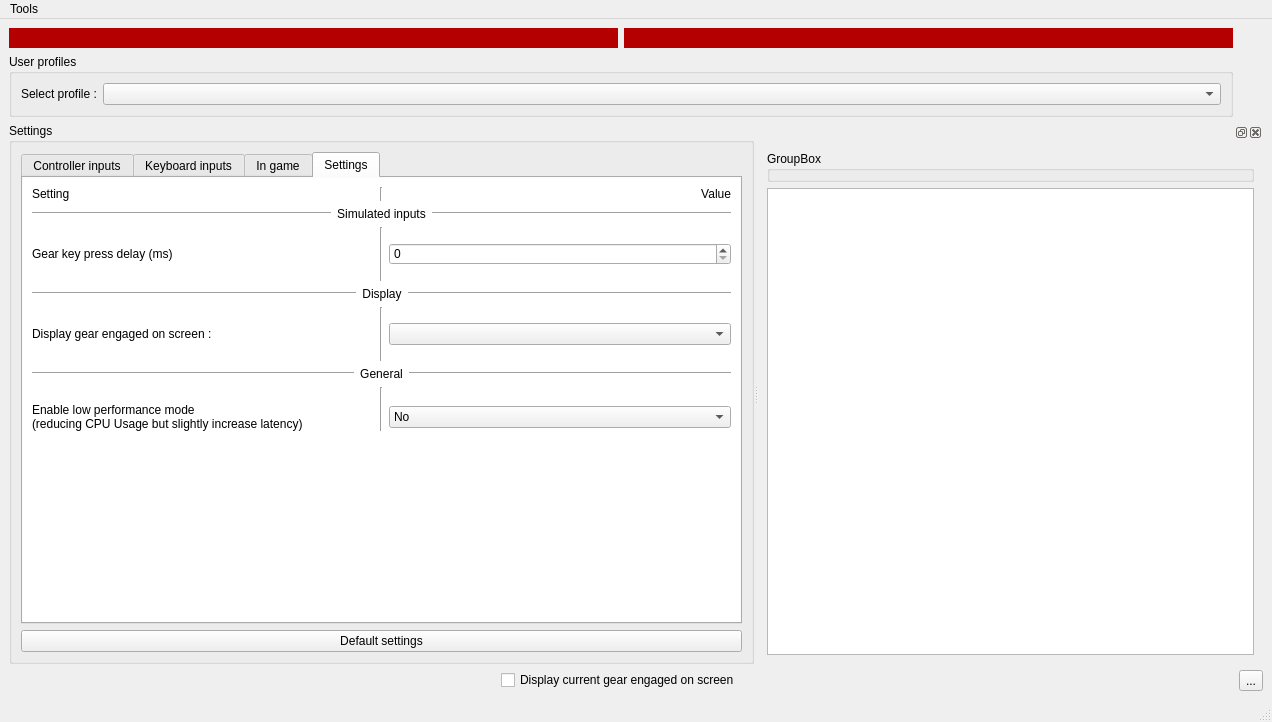
Old version of the form BrokenTC2/mainwindow.ui in the repository BrokenGameNoob/BrokenTC2.
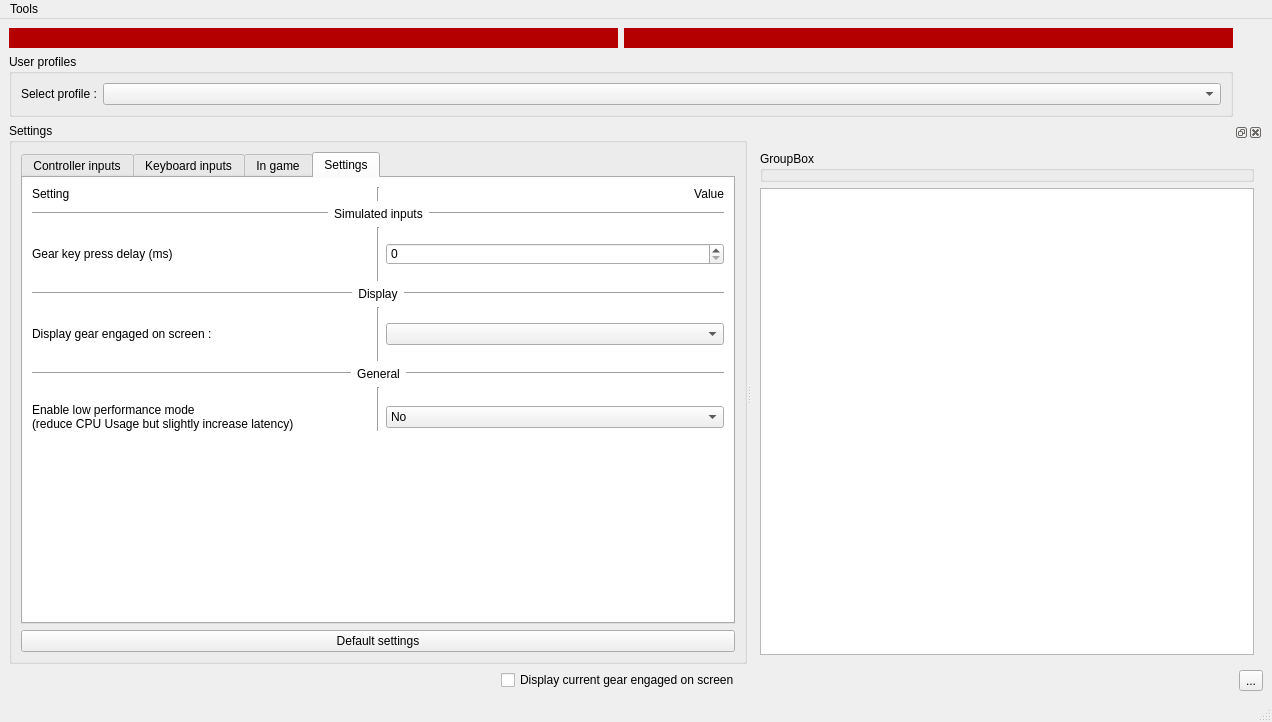
New version of the form. Icons and pictures are not drawn. Custom widgets are drawn as their Qt base class.

Patch:
```diff
--- a/BrokenTC2/mainwindow.ui
+++ b/BrokenTC2/mainwindow.ui
@@ -1310,7 +1310,7 @@
               <widget class="QLabel" name="lbl_disp_lowPerfMode">
                <property name="text">
                 <string>Enable low performance mode
-(reducing CPU Usage but slightly increase latency)</string>
+(reduce CPU Usage but slightly increase latency)</string>
                </property>
               </widget>
              </item>
```
